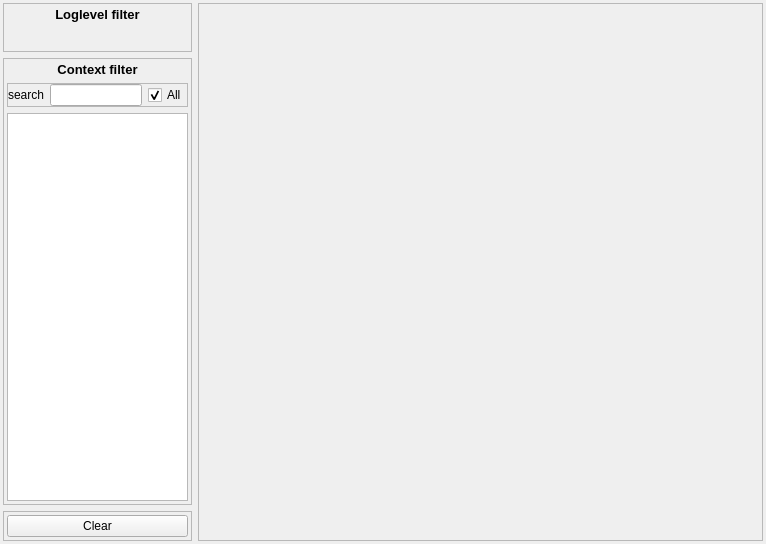
The window that core/ui/QAbstractLogView.ui (KROIA/Logger) describes before a commit, drawn with Qt 5.
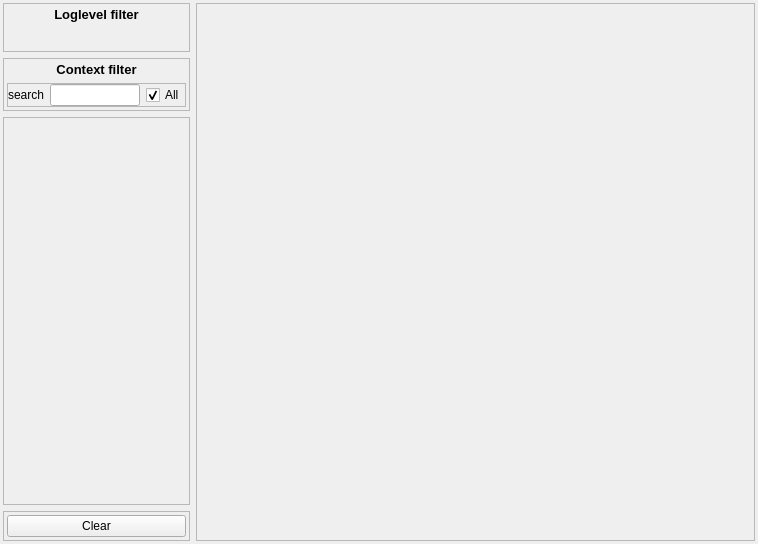
The same window after the commit.

What changed in the file:
```diff
--- a/core/ui/QAbstractLogView.ui
+++ b/core/ui/QAbstractLogView.ui
@@ -6,7 +6,7 @@
    <rect>
     <x>0</x>
     <y>0</y>
-    <width>766</width>
+    <width>758</width>
     <height>544</height>
    </rect>
   </property>
@@ -252,19 +252,27 @@
            </layout>
           </widget>
          </item>
-         <item>
-          <widget class="QListView" name="context_listView">
-           <property name="maximumSize">
-            <size>
-             <width>16777215</width>
-             <height>16777215</height>
-            </size>
-           </property>
-          </widget>
-         </item>
         </layout>
        </widget>
       </item>
+      <item>
+       <widget class="QScrollArea" name="context_scrollArea">
+        <property name="widgetResizable">
+         <bool>true</bool>
+        </property>
+        <widget class="QWidget" name="context_scrollAreaWidgetContents">
+         <property name="geometry">
+          <rect>
+           <x>0</x>
+           <y>0</y>
+           <width>185</width>
+           <height>385</height>
+          </rect>
+         </property>
+         <layout class="QVBoxLayout" name="verticalLayout_7"/>
+        </widget>
+       </widget>
+      </item>
       <item>
        <widget class="QFrame" name="edit_frame">
         <property name="frameShape">
```
